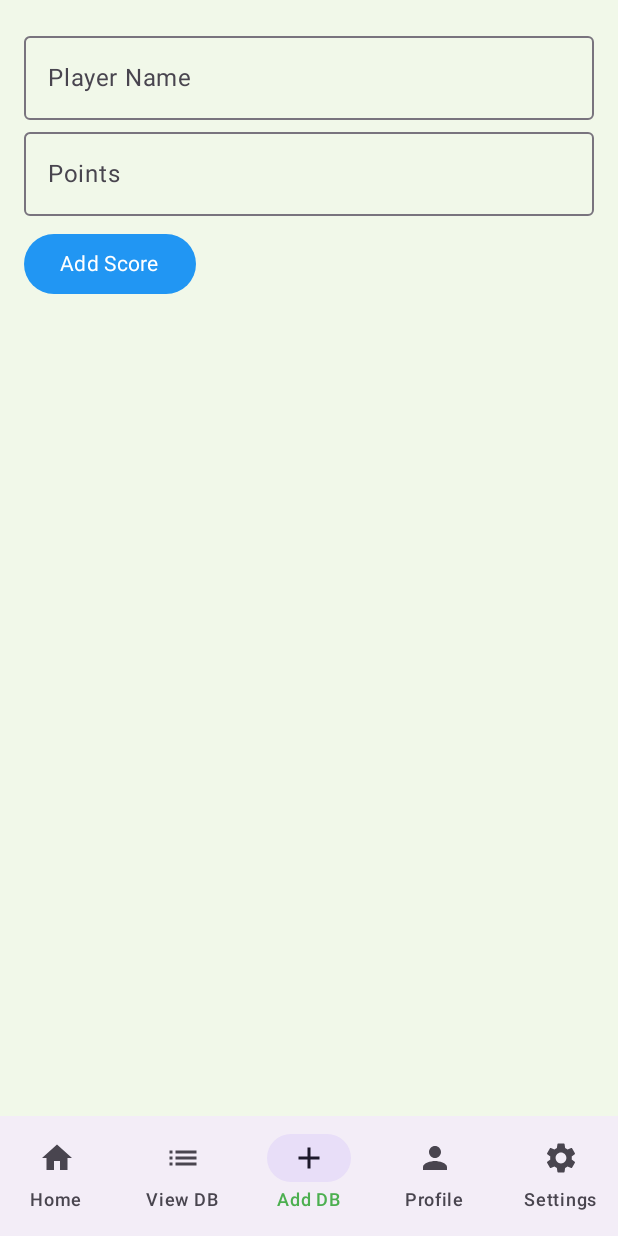
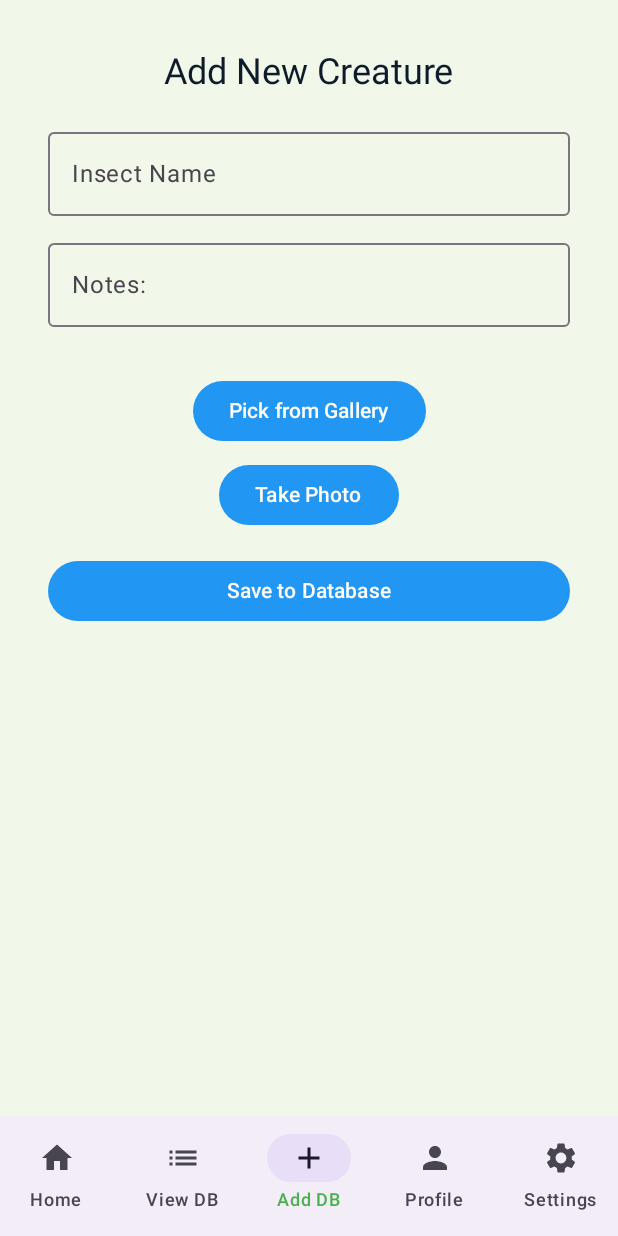
Before and after one commit to Hanover-CS/HC26-Champine-Delaney-Senior-Project, an Android app built with Jetpack Compose: the viewScreen screen opened through its navigation route, item 3 of the bottom bar chosen, on a phone screen of 412 x 824 dp. Run offline under Robolectric (Android 15) with nearby library versions, the phone set to English and light mode, and no system bars; our stand-ins replace Room's generated code.

Commit message:
Added Gallery and Camera Functionality
Added a way to retrieve images from the gallery and camera

```diff
--- a/SeniorProjectDC/app/build.gradle.kts
+++ b/SeniorProjectDC/app/build.gradle.kts
@@ -3,6 +3,7 @@ plugins {
     alias(libs.plugins.kotlin.android)
     alias(libs.plugins.kotlin.compose)
     alias(libs.plugins.ksp)
+    id("kotlin-parcelize")
 }
 
 android {
@@ -41,6 +42,11 @@ android {
 }
 
 dependencies {
+
+    implementation("androidx.lifecycle:lifecycle-viewmodel-ktx:2.8.6")
+
+    implementation(libs.androidx.lifecycle.runtime.ktx)
+    implementation("io.coil-kt:coil-compose:2.6.0")
     implementation(libs.androidx.compose.material.icons.extended)
     implementation(libs.androidx.navigation.compose)
     implementation(libs.androidx.lifecycle.viewmodel.compose)
--- /dev/null
+++ b/SeniorProjectDC/app/src/main/java/com/example/seniorprojectdc/AddInsectScreen.kt
@@ -0,0 +1,102 @@
+package com.example.seniorprojectdc
+
+import androidx.compose.runtime.getValue
+import androidx.compose.runtime.setValue
+import android.net.Uri
+import androidx.compose.foundation.layout.Column
+import androidx.compose.foundation.layout.Spacer
+import androidx.compose.foundation.layout.fillMaxSize
+import androidx.compose.foundation.layout.fillMaxWidth
+import androidx.compose.foundation.layout.height
+import androidx.compose.foundation.layout.padding
+import androidx.compose.foundation.rememberScrollState
+import androidx.compose.foundation.verticalScroll
+import androidx.compose.material3.Button
+import androidx.compose.material3.MaterialTheme
+import androidx.compose.material3.OutlinedTextField
+import androidx.compose.material3.Text
+import androidx.compose.runtime.Composable
+import androidx.compose.runtime.mutableStateOf
+import androidx.compose.runtime.remember
+import androidx.compose.ui.Alignment
+import androidx.compose.ui.Modifier
+import androidx.compose.ui.unit.dp
+
+@Composable
+fun AddInsectScreen(viewModel: InsectViewModel) {
+    var name by remember { mutableStateOf("") }
+    var notes by remember { mutableStateOf("")}
+    var selectedImageUri by remember { mutableStateOf<Uri?>(null) }
+
+    val scrollState = rememberScrollState()
+
+    Column(
+        modifier = Modifier
+            .fillMaxSize()
+            .verticalScroll(scrollState)
+            .padding(16.dp),
+        horizontalAlignment = Alignment.CenterHorizontally
+    ) {
+        Column(
+            modifier = Modifier
+                .fillMaxSize()
+                .padding(16.dp),
+            horizontalAlignment = Alignment.CenterHorizontally
+        ) {
+            Text(
+                text = "Add New Creature",
+                style = MaterialTheme.typography.headlineSmall
+            )
+
+            Spacer(modifier = Modifier.height(16.dp))
+
+            OutlinedTextField(
+                value = name,
+                onValueChange = {
+                    name = it
+                },
+                label = { Text("Insect Name") },
+                modifier = Modifier.fillMaxWidth()
+            )
+
+            Spacer(modifier = Modifier.height(10.dp))
+
+            OutlinedTextField(
+                value = notes,
+                onValueChange = {
+                    notes = it
+                },
+                label = { Text("Notes: ") },
+                modifier = Modifier.fillMaxWidth()
+            )
+
+            Spacer(modifier = Modifier.height(16.dp))
+
+            // 📸 Call your PhotoPickerScreen here
+            PhotoPickerScreen(onImageSelected = { uri ->
+                selectedImageUri = uri
+            })
+
+            Spacer(modifier = Modifier.height(16.dp))
+
+            Button(
+                onClick = {
+                    if (name.isNotBlank()) {
+                        viewModel.addInsect(name, selectedImageUri, notes)
+                        name = ""
+                        notes = ""
+                        selectedImageUri = null
+                    }
+                },
+                modifier = Modifier.fillMaxWidth()
+            ) {
+                Text("Save to Database")
+            }
+            /* Button(onClick = { viewModel.startAIPrediction() }) {
+                Text("Identify with AI")
+            }
+             */
+
+        }
+    }
+}
--- a/SeniorProjectDC/app/src/main/java/com/example/seniorprojectdc/DAO.kt
+++ b/SeniorProjectDC/app/src/main/java/com/example/seniorprojectdc/DAO.kt
@@ -13,4 +13,7 @@ interface DAO {
 
     @Delete
     suspend fun delete(insect: Insect)
+
+    @Update
+    suspend fun updateInsect(insect: Insect)
 }
--- a/SeniorProjectDC/app/src/main/java/com/example/seniorprojectdc/DB.kt
+++ b/SeniorProjectDC/app/src/main/java/com/example/seniorprojectdc/DB.kt
@@ -5,7 +5,7 @@ import androidx.room.RoomDatabase
 import com.example.seniorprojectdc.DAO
 import com.example.seniorprojectdc.Insect
 
-@Database(entities = [Insect::class], version = 1, exportSchema = false)
+@Database(entities = [Insect::class], version = 3, exportSchema = false)
 abstract class InsectDatabase : RoomDatabase() {
     abstract fun insectDao(): DAO
 
@@ -19,7 +19,7 @@ abstract class InsectDatabase : RoomDatabase() {
                     context.applicationContext,
                     InsectDatabase::class.java,
                     "score_database"
-                ).build().also { INSTANCE = it }
+                ).fallbackToDestructiveMigration().build().also { INSTANCE = it }
             }
         }
     }
--- a/SeniorProjectDC/app/src/main/java/com/example/seniorprojectdc/ScoreRepository.kt
+++ b/SeniorProjectDC/app/src/main/java/com/example/seniorprojectdc/InsectRepository.kt
@@ -10,4 +10,8 @@ class InsectRepository(private val dao: DAO) {
     suspend fun delete(score: Insect) {
         dao.delete(score)
     }
+
+    suspend fun updateInsect(insect: Insect) {
+        dao.updateInsect(insect)
+    }
 }
--- a/SeniorProjectDC/app/src/main/java/com/example/seniorprojectdc/MainActivity.kt
+++ b/SeniorProjectDC/app/src/main/java/com/example/seniorprojectdc/MainActivity.kt
@@ -1,5 +1,8 @@
 package com.example.seniorprojectdc
 
+import DetailsScreen
+import android.R
+import android.net.Uri
 import android.os.Bundle
 import androidx.activity.ComponentActivity
 import androidx.activity.compose.setContent
@@ -32,6 +35,9 @@ import androidx.navigation.compose.rememberNavController
 import androidx.navigation.compose.NavHost
 import androidx.navigation.compose.composable
 import com.example.seniorprojectdc.ui.theme.SeniorProjectDCTheme
+import androidx.lifecycle.viewModelScope
+import androidx.navigation.NavType
+import androidx.navigation.navArgument
 
 
 sealed class Screen(val route: String, val label: String, val icon: ImageVector) {
@@ -67,14 +73,35 @@ fun MainScreen(viewModel: InsectViewModel) {
             composable(Screen.Home.route) { HomePage() }
             composable(Screen.ViewDb.route) {
                 // show the database list here
-                viewScreen(viewModel)
+                viewScreen(viewModel, navController)
             }
             composable(Screen.AddDb.route) {
                 // maybe just reuse InsectScreen or make a separate Add-only screen
-                InsectScreen(viewModel)
+                AddInsectScreen(viewModel)
             }
-            composable(Screen.Profile.route) { ProfilePage() }
+            composable(Screen.Profile.route) { viewScreen(viewModel, navController) }
             composable(Screen.Settings.route) { SettingsPage() }
+            composable(
+                route = "insect_detail/{insectId}",
+                arguments = listOf(navArgument("insectId") { type = NavType.IntType })
+            ) { backStackEntry ->
+                val insectId = backStackEntry.arguments?.getInt("insectId")
+                insectId?.let { id ->
+                    val insect = viewModel.getInsectById(id)
+                    insect?.let { DetailsScreen(viewModel, it, navController) }
+                }
+            }
+            composable(
+                route = "insect_edit/{insectId}",
+                arguments = listOf(navArgument("insectId") { type = NavType.IntType })
+            ) {
+                backStackEntry ->
+                val insectId = backStackEntry.arguments?.getInt("insectId")
+                insectId?.let { id ->
+                    val insect = viewModel.getInsectById(id)
+                    insect?.let { EditScreen(viewModel, it, navController) }
+                }
+            }
         }
     }
 }
@@ -119,59 +146,3 @@ class MainActivity : ComponentActivity() {
         }
     }
 }
-
-@Composable
-fun InsectScreen(viewModel: InsectViewModel) {
-    val scores by viewModel.insects.collectAsState()
-
-    var name by remember { mutableStateOf("") }
-    var points by remember { mutableStateOf("") }
-
-    Column(Modifier.padding(16.dp)) {
-        OutlinedTextField(
-            value = name,
-            onValueChange = { name = it },
-            label = { Text("Player Name") },
-            modifier = Modifier.fillMaxWidth()
-        )
-        OutlinedTextField(
-            value = points,
-            onValueChange = { points = it },
-            label = { Text("Points") },
-            modifier = Modifier.fillMaxWidth()
-        )
-        Button(
-            onClick = {
-                if (name.isNotBlank() && points.isNotBlank()) {
-                    viewModel.addInsect(name, points.toIntOrNull() ?: 0)
-                    name = ""
-                    points = ""
-                }
-            },
-            modifier = Modifier.padding(top = 8.dp)
-        ) {
-            Text("Add Score", style = MaterialTheme.typography.bodyMedium)
-        }
-
-        Spacer(modifier = Modifier.height(16.dp))
-
-        LazyColumn {
-            items(scores) { score ->
-                Text("${score.insectName}: ${score.date}", style = MaterialTheme.typography.bodySmall)
-            }
-        }
-    }
-}
-
-@Composable
-fun viewScreen(viewModel: InsectViewModel) {
-    val scores by viewModel.insects.collectAsState()
-
-    var name by remember { mutableStateOf("") }
-    var points by remember { mutableStateOf("") }
-    LazyColumn {
-        items(scores) { score ->
-            Text("${score.insectName}: ${score.date}")
-        }
-    }
-}
--- /dev/null
+++ b/SeniorProjectDC/app/src/main/java/com/example/seniorprojectdc/PhotoPicker.kt
@@ -0,0 +1,116 @@
+package com.example.seniorprojectdc
+
+import android.Manifest
+import android.content.Intent
+import android.content.pm.PackageManager
+import android.net.Uri
+import android.widget.Toast
+import androidx.activity.compose.rememberLauncherForActivityResult
+import androidx.activity.result.contract.ActivityResultContracts
+import androidx.compose.foundation.Image
+import androidx.compose.foundation.layout.*
+import androidx.compose.material3.*
+import androidx.compose.runtime.*
+import androidx.compose.ui.Alignment
+import androidx.compose.ui.Modifier
+import androidx.compose.ui.layout.ContentScale
+import androidx.compose.ui.unit.dp
+import androidx.compose.ui.platform.LocalContext
+import androidx.core.content.ContextCompat
+import androidx.core.content.FileProvider
+import coil.compose.rememberAsyncImagePainter
+import java.io.File
+
+
+@Composable
+fun PhotoPickerScreen(onImageSelected: (Uri?) -> Unit) {
+    val context = LocalContext.current
+    var imageUri by remember { mutableStateOf<Uri?>(null) }
+
+
+
+    val galleryLauncher = rememberLauncherForActivityResult(
+        contract = ActivityResultContracts.OpenDocument()
+    ) { uri: Uri? ->
+        uri?.let {
+            try {
+                context.contentResolver.takePersistableUriPermission(
+                    it,
+                    Intent.FLAG_GRANT_READ_URI_PERMISSION
+                )
+            } catch (e: SecurityException) {
+                e.printStackTrace()
+            }
+
+            imageUri = it
+            onImageSelected(it)
+        }
+    }
+
+    val cameraLauncher = rememberLauncherForActivityResult(
+        contract = ActivityResultContracts.TakePicture()
+    ) { success ->
+        if (success && imageUri != null) {
+            onImageSelected(imageUri)
+        }
+    }
+
+    val cameraPermissionLauncher = rememberLauncherForActivityResult(
+        contract = ActivityResultContracts.RequestPermission(),
+        onResult = { granted ->
+            if (granted) {
+                val uri = createImageUri(context)
+                imageUri = uri
+                cameraLauncher.launch(uri)
+            } else {
+                Toast.makeText(context, "Camera permission is required", Toast.LENGTH_SHORT).show()
+            }
+        }
+    )
+
+    Column(
+        modifier = Modifier.fillMaxSize(),
+        verticalArrangement = Arrangement.Center,
+        horizontalAlignment = Alignment.CenterHorizontally
+    ) {
+        imageUri?.let {
+            Image(
+                painter = rememberAsyncImagePainter(
+                    model = "${imageUri}?ts=${System.currentTimeMillis()}"
+                ),
+                contentDescription = null,
+                modifier = Modifier.size(200.dp),
+                contentScale = ContentScale.Crop
+            )
+        }
+
+        Spacer(modifier = Modifier.height(16.dp))
+
+        Button(onClick = { galleryLauncher.launch(arrayOf("image/*")) }) {
+            Text("Pick from Gallery")
+        }
+
+        Spacer(modifier = Modifier.height(8.dp))
+
+        Button(onClick = {
+            val permissionCheck = ContextCompat.checkSelfPermission(
+                context,
+                Manifest.permission.CAMERA
+            )
+
+            if (permissionCheck == PackageManager.PERMISSION_GRANTED) {
+                val uri = createImageUri(context)
+                imageUri = uri
+                if (uri != null) {
+                    cameraLauncher.launch(uri)
+                } else {
+                    Toast.makeText(context, "Failed to create file for photo", Toast.LENGTH_SHORT).show()
+                }
+            } else {
+                cameraPermissionLauncher.launch(Manifest.permission.CAMERA)
+            }
+        }) {
+            Text("Take Photo")
+        }
+    }
+}
--- /dev/null
+++ b/SeniorProjectDC/app/src/main/java/com/example/seniorprojectdc/startAIPrediction.kt
@@ -0,0 +1,4 @@
+package com.example.seniorprojectdc
+
+class startAIPrediction {
+}
--- /dev/null
+++ b/SeniorProjectDC/app/src/main/java/com/example/seniorprojectdc/viewScreen.kt
@@ -0,0 +1,72 @@
+package com.example.seniorprojectdc
+
+import android.net.Uri
+import androidx.compose.foundation.Image
+import androidx.compose.foundation.clickable
+import androidx.compose.foundation.layout.Arrangement
+import androidx.compose.foundation.layout.Column
+import androidx.compose.foundation.layout.Spacer
+import androidx.compose.foundation.layout.fillMaxSize
+import androidx.compose.foundation.layout.fillMaxWidth
+import androidx.compose.foundation.layout.height
+import androidx.compose.foundation.layout.padding
+import androidx.compose.foundation.lazy.LazyColumn
+import androidx.compose.material3.Card
+import androidx.compose.material3.CardDefaults
+import androidx.compose.material3.MaterialTheme
+import androidx.compose.material3.Text
+import androidx.compose.runtime.Composable
+import androidx.compose.runtime.collectAsState
+import androidx.compose.runtime.getValue
+import androidx.compose.ui.Alignment
+import androidx.compose.ui.Modifier
+import androidx.compose.ui.layout.ContentScale
+import androidx.compose.ui.unit.dp
+import coil.compose.rememberAsyncImagePainter
+import androidx.compose.foundation.lazy.items
+import androidx.navigation.NavController
+
+@Composable
+fun viewScreen(viewModel: InsectViewModel, navController: NavController) {
+    val Insects by viewModel.insects.collectAsState()
+
+    LazyColumn(
+        modifier = Modifier.fillMaxSize().padding(16.dp),
+        verticalArrangement = Arrangement.spacedBy(12.dp)
+    ) {
+        items(Insects) { insect -> Card(
+            modifier = Modifier.fillMaxWidth().padding(horizontal = 4.dp).clickable {
+                navController.navigate("insect_detail/${insect.id}")
+            },
+            shape = MaterialTheme.shapes.medium,
+            elevation = CardDefaults.cardElevation(4.dp)
+        )
+        {
+            Column(modifier = Modifier.padding(12.dp),
+                horizontalAlignment = Alignment.CenterHorizontally) {
+                insect.imageUri?.let {uriString -> val uri = Uri.parse(uriString)
+                Image(painter = rememberAsyncImagePainter(uri),
+                    contentDescription = insect.insectName,
+                    modifier = Modifier
+                        .height(180.dp)
+                        .fillMaxWidth(),
+                    contentScale = ContentScale.Crop
+                )
+                    Spacer(modifier = Modifier.height(8.dp))
+                }
+
+                Text(
+                    text = insect.insectName,
+                    style = MaterialTheme.typography.titleMedium
+                )
+
+                Text(
+                    text = "Added: ${insect.date}",
+                    style = MaterialTheme.typography.bodySmall,
+                    color = MaterialTheme.colorScheme.onSurfaceVariant
+                )
+            }
+        }
+        }
+    }
+}
--- /dev/null
+++ b/SeniorProjectDC/app/src/main/res/xml/file_paths.xml
@@ -0,0 +1,6 @@
+<?xml version="1.0" encoding="utf-8"?>
+<paths xmlns:android="http://schemas.android.com/apk/res/android">
+<external-files-path
+    name="my_images"
+    path="Pictures/" />
+</paths>
```
Also changed, not shown: SeniorProjectDC/app/src/main/AndroidManifest.xml (+30 -1 lines), SeniorProjectDC/app/src/main/java/com/example/seniorprojectdc/DetailsScreen.kt (added, +87 -0 lines), SeniorProjectDC/app/src/main/java/com/example/seniorprojectdc/EditScreen.kt (added, +69 -0 lines), SeniorProjectDC/app/src/main/java/com/example/seniorprojectdc/ImageUtils.kt (added, +20 -0 lines), SeniorProjectDC/app/src/main/java/com/example/seniorprojectdc/Insect.kt (+11 -3 lines), SeniorProjectDC/app/src/main/java/com/example/seniorprojectdc/InsectViewModel.kt (+30 -5 lines), SeniorProjectDC/app/src/main/java/com/example/seniorprojectdc/profile.kt (deleted, +0 -9 lines), SeniorProjectDC/app/src/main/java/com/example/seniorprojectdc/homeScreen.kt (renamed from SeniorProjectDC/app/src/main/java/com/example/seniorprojectdc/home.kt).
